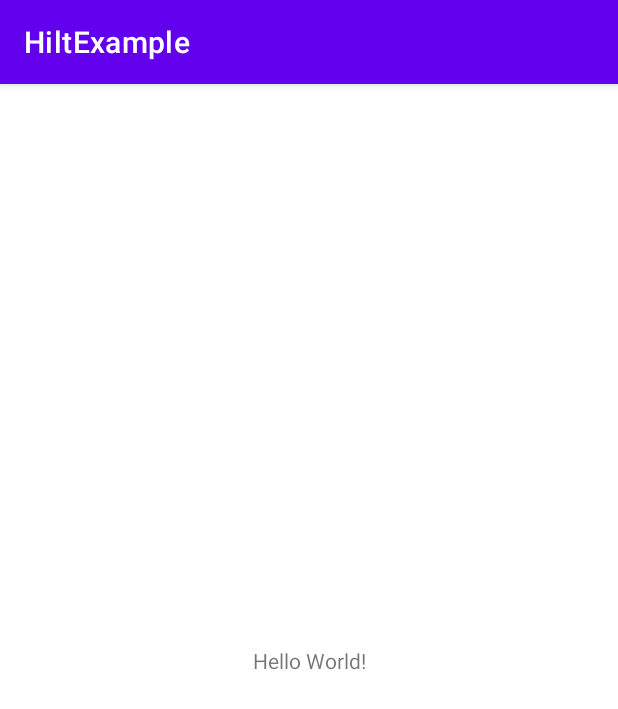
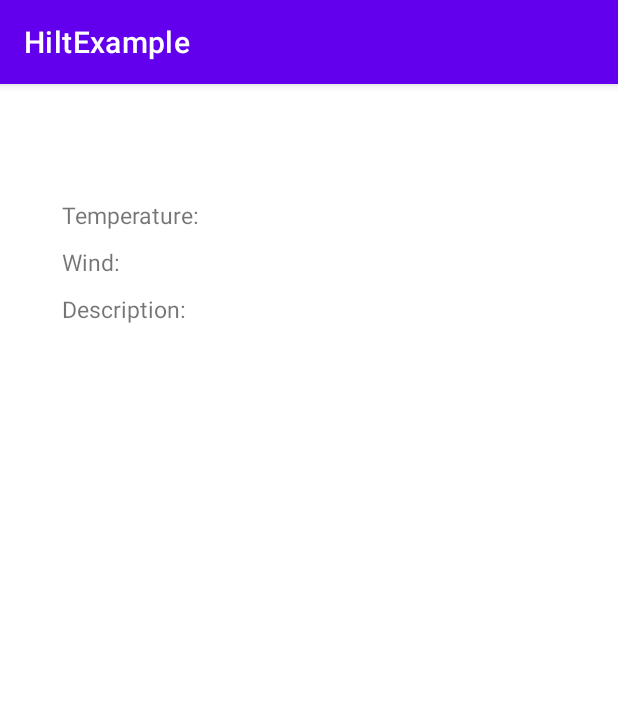
Before and after one commit to BILLyTheLiTTle/Learning_Android, an Android app: the screen it shows after launch (MainActivity), on a phone screen of 412 x 824 dp. Shown: the top 709 px of the screen. Run offline under Robolectric (Android 15) with nearby library versions, the phone set to English and light mode, and no system bars; our stand-ins replace data binding.

Commit message:
Create UI with data binding

```diff
--- a/Hilt_Example/app/build.gradle
+++ b/Hilt_Example/app/build.gradle
@@ -32,6 +32,10 @@ android {
     kotlinOptions {
         jvmTarget = '1.8'
     }
+
+    dataBinding {
+        enabled = true
+    }
 }
 
 kapt {
--- /dev/null
+++ b/Hilt_Example/app/src/main/java/MyHiltApp.kt
@@ -0,0 +1,6 @@
+import android.app.Application
+import dagger.hilt.android.HiltAndroidApp
+
+//@HiltAndroidApp
+class MyHiltApp : Application() {
+}
--- a/Hilt_Example/app/src/main/res/layout/activity_main.xml
+++ b/Hilt_Example/app/src/main/res/layout/activity_main.xml
@@ -1,18 +1,98 @@
 <?xml version="1.0" encoding="utf-8"?>
-<androidx.constraintlayout.widget.ConstraintLayout xmlns:android="http://schemas.android.com/apk/res/android"
+<layout xmlns:android="http://schemas.android.com/apk/res/android"
     xmlns:app="http://schemas.android.com/apk/res-auto"
     xmlns:tools="http://schemas.android.com/tools"
-    android:layout_width="match_parent"
-    android:layout_height="match_parent"
     tools:context=".MainActivity">
 
-    <TextView
-        android:layout_width="wrap_content"
-        android:layout_height="wrap_content"
-        android:text="Hello World!"
-        app:layout_constraintBottom_toBottomOf="parent"
-        app:layout_constraintLeft_toLeftOf="parent"
-        app:layout_constraintRight_toRightOf="parent"
-        app:layout_constraintTop_toTopOf="parent" />
+    <androidx.constraintlayout.widget.ConstraintLayout
+        android:layout_width="match_parent"
+        android:layout_height="match_parent">
 
-</androidx.constraintlayout.widget.ConstraintLayout>
+        <androidx.constraintlayout.widget.Guideline
+            android:id="@+id/vertical_guideline"
+            android:layout_width="wrap_content"
+            android:layout_height="wrap_content"
+            android:orientation="vertical"
+            app:layout_constraintGuide_percent="0.1" />
+
+        <androidx.constraintlayout.widget.Guideline
+            android:id="@+id/horizontal_guideline"
+            android:layout_width="wrap_content"
+            android:layout_height="wrap_content"
+            android:orientation="horizontal"
+            app:layout_constraintGuide_percent="0.1" />
+
+        <TextView
+            android:id="@+id/city_textview"
+            android:layout_width="wrap_content"
+            android:layout_height="wrap_content"
+            android:textSize="20dp"
+            tools:text="City Name"
+            app:layout_constraintBottom_toTopOf="@id/horizontal_guideline"
+            app:layout_constraintLeft_toLeftOf="parent"
+            app:layout_constraintRight_toRightOf="parent"/>
+
+        <TextView
+            android:id="@+id/temperature_textview"
+            android:layout_width="wrap_content"
+            android:layout_height="wrap_content"
+            android:textSize="15dp"
+            android:text="Temperature:"
+            app:layout_constraintTop_toBottomOf="@id/horizontal_guideline"
+            app:layout_constraintLeft_toRightOf="@id/vertical_guideline"/>
+
+        <TextView
+            android:id="@+id/temperature_value_textview"
+            android:layout_width="wrap_content"
+            android:layout_height="wrap_content"
+            android:textSize="10dp"
+            android:layout_marginHorizontal="5dp"
+            tools:text="20 C"
+            app:layout_constraintTop_toTopOf="@id/temperature_textview"
+            app:layout_constraintLeft_toRightOf="@id/temperature_textview"
+            app:layout_constraintBottom_toBottomOf="@id/temperature_textview"/>
+
+        <TextView
+            android:id="@+id/wind_textview"
+            android:layout_width="wrap_content"
+            android:layout_height="wrap_content"
+            android:textSize="15dp"
+            android:text="Wind:"
+            android:layout_marginVertical="10dp"
+            app:layout_constraintTop_toBottomOf="@id/temperature_textview"
+            app:layout_constraintLeft_toRightOf="@id/vertical_guideline"/>
+
+        <TextView
+            android:id="@+id/wind_value_textview"
+            android:layout_width="wrap_content"
+            android:layout_height="wrap_content"
+            android:textSize="10dp"
+            android:layout_marginHorizontal="5dp"
+            tools:text="15 km/h"
+            app:layout_constraintTop_toTopOf="@id/wind_textview"
+            app:layout_constraintBottom_toBottomOf="@id/wind_textview"
+            app:layout_constraintLeft_toRightOf="@id/wind_textview"/>
+
+        <TextView
+            android:id="@+id/description_textview"
+            android:layout_width="wrap_content"
+            android:layout_height="wrap_content"
+            android:textSize="15dp"
+            android:layout_marginVertical="10dp"
+            android:text="Description:"
+            app:layout_constraintTop_toBottomOf="@id/wind_textview"
+            app:layout_constraintLeft_toRightOf="@id/vertical_guideline"/>
+
+        <TextView
+            android:id="@+id/description_value_textview"
+            android:layout_width="wrap_content"
+            android:layout_height="wrap_content"
+            android:textSize="10dp"
+            android:layout_marginHorizontal="5dp"
+            tools:text="Rain"
+            app:layout_constraintTop_toTopOf="@id/description_textview"
+            app:layout_constraintBottom_toBottomOf="@id/description_textview"
+            app:layout_constraintLeft_toRightOf="@id/description_textview"/>
+
+    </androidx.constraintlayout.widget.ConstraintLayout>
+</layout>
```
Also changed, not shown: 1 other file.
